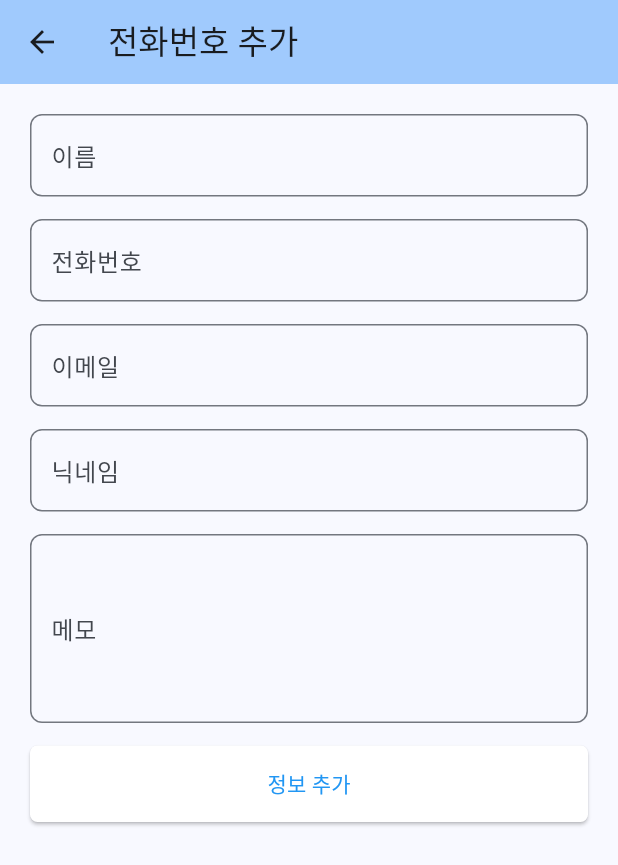
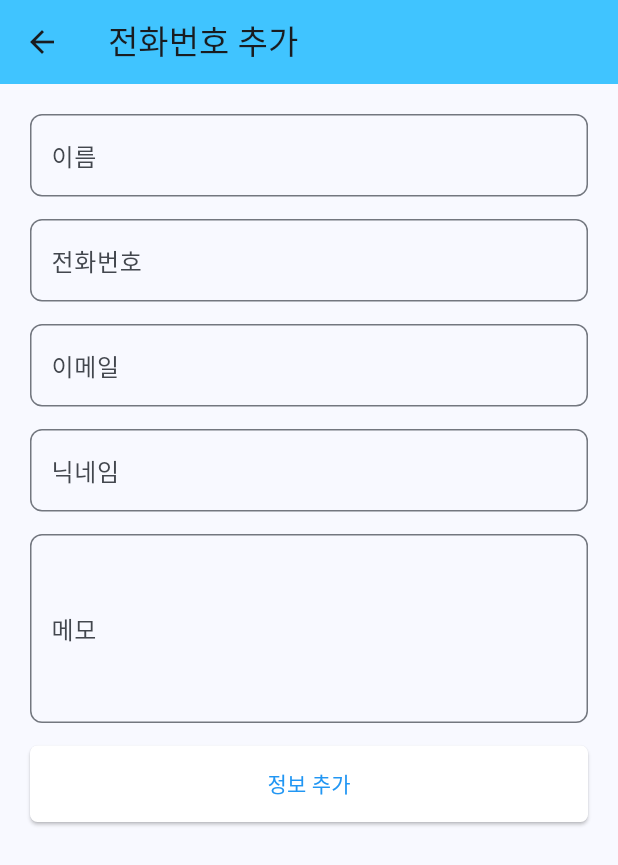
Before and after one commit to kimyk0101/phone_app_flutter, a Flutter app: the screen it shows after launch, after a tap on the "add" icon, on a phone screen of 412 x 824 dp. Shown: the top 865 px of the screen. Run offline on Flutter 3.47's test engine with Material 3 defaults, Android fonts, the phone set to English and light mode, and no system bars; drawn by our look-alikes of flutter_animate; our stand-ins replace dio, lottie, rive; network calls fail.

Commit message:
[승룡] 코드 최종완성
url서버주소는 매번 다르기 때문에 수정해줘야함

```diff
--- a/lib/list.dart
+++ b/lib/list.dart
@@ -8,8 +8,10 @@
  */
 
 import 'package:flutter/material.dart';
+import 'package:flutter_animate/flutter_animate.dart';
 import 'package:phone_app_flutter/phoneAppVo.dart';
 import 'package:dio/dio.dart';
+import 'package:rive/rive.dart';
 
 class PhoneAppList extends StatelessWidget {
   const PhoneAppList({super.key});
@@ -19,10 +21,10 @@ class PhoneAppList extends StatelessWidget {
     return Scaffold(
       appBar: AppBar(
         title: Text("전화번호부 리스트"),
-        backgroundColor: Colors.blueGrey[700],
+        backgroundColor: Colors.lightBlueAccent,
       ),
       body: Container(
-        color: Colors.blue[100],
+        color: Colors.white,
         // padding: EdgeInsets.only(top: 50),
         padding: EdgeInsets.symmetric(vertical: 50, horizontal: 10),
         child: _PhoneAppList(),
@@ -35,7 +37,7 @@ class PhoneAppList extends StatelessWidget {
           Icons.add,
           color: Colors.white, // 아이콘 색상을 하얀색으로 설정
         ),
-        backgroundColor: Colors.blue, // 배경색 파란색
+        backgroundColor: Colors.blueGrey, // 배경색 파란색
         tooltip: '전화번호 추가',
       ),
     );
@@ -51,7 +53,7 @@ class _PhoneAppList extends StatefulWidget {
 
 class _PhoneAppListState extends State<_PhoneAppList> {
   // static const String apiEndpoint = "http://10.0.2.2:8090/api/phoneApp";
-  static const String apiEndpoint = "http://43.202.55.123:28088/api/phoneApp";
+  static const String apiEndpoint = "http://3.36.112.4:28088/api/phoneApp";
   List<PhoneAppVo>? phoneAppList;
   bool isLoading = true;
   String? errorMessage;
@@ -155,7 +157,9 @@ class _PhoneAppListState extends State<_PhoneAppList> {
                   : ListView.builder(
                     itemCount: filterPhoneAppList()!.length,
                     itemBuilder: (context, index) {
-                      return _buildListItem(filterPhoneAppList()![index]);
+                      return _buildListItem(
+                        filterPhoneAppList()![index],
+                      ).animate().fadeIn(duration: 500.ms);
                     },
                   ),
         ),
@@ -178,13 +182,22 @@ class _PhoneAppListState extends State<_PhoneAppList> {
         }
       },
       child: Card(
+        color: Colors.lightBlueAccent,
         margin: EdgeInsets.symmetric(vertical: 5),
         elevation: 2,
         shape: RoundedRectangleBorder(
           borderRadius: BorderRadius.circular(15), // 테두리를 둥글게
         ),
         child: ListTile(
-          contentPadding: EdgeInsets.symmetric(horizontal: 15, vertical: 5),
+          // contentPadding: EdgeInsets.symmetric(horizontal: 15, vertical: 5),
+          leading: SizedBox(
+            width: 50,
+            height: 50,
+            child: RiveAnimation.asset(
+              'assets/animations/bear_avatar_remix.riv',
+              fit: BoxFit.cover,
+            ),
+          ),
           title: Text(
             phoneAppVo.name,
             overflow: TextOverflow.ellipsis,
@@ -192,7 +205,7 @@ class _PhoneAppListState extends State<_PhoneAppList> {
           ),
           subtitle: Text(
             phoneAppVo.phone_number,
-            style: TextStyle(fontSize: 12, color: Colors.grey[600]),
+            style: TextStyle(fontSize: 12),
           ),
         ),
       ),
--- a/lib/main.dart
+++ b/lib/main.dart
@@ -3,6 +3,7 @@ import 'package:phone_app_flutter/list.dart';
 import 'package:phone_app_flutter/writeForm.dart';
 import 'package:phone_app_flutter/editForm.dart';
 import 'package:phone_app_flutter/detailPage.dart';
+import 'package:lottie/lottie.dart';
 
 void main() {
   runApp(const MyApp());
@@ -14,13 +15,16 @@ class MyApp extends StatelessWidget {
   @override
   Widget build(BuildContext context) {
     return MaterialApp(
+      //  디버그 표시 삭제
+      debugShowCheckedModeBanner: false,
       title: 'phone_app_flutter',
       theme: ThemeData(
         colorScheme: ColorScheme.fromSeed(seedColor: Colors.blue),
       ),
-      initialRoute: "/",
+      home: const SplashScreen(),
+
       routes: {
-        "/": (context) => const PhoneAppList(),
+        "/home": (context) => const PhoneAppList(),
         "/insert": (content) => const WriteForm(),
         "/update": (context) => const EditForm(),
         "/detail": (context) => const DetailPage(),
@@ -28,3 +32,30 @@ class MyApp extends StatelessWidget {
     );
   }
 }
+
+class SplashScreen extends StatefulWidget {
+  const SplashScreen({super.key});
+
+  @override
+  State<SplashScreen> createState() => _SplashScreenState();
+}
+
+class _SplashScreenState extends State<SplashScreen> {
+  @override
+  void initState() {
+    super.initState();
+    Future.delayed(const Duration(seconds: 3), () {
+      Navigator.pushReplacement(
+        context,
+        MaterialPageRoute(builder: (context) => const PhoneAppList()),
+      );
+    });
+  }
+
+  @override
+  Widget build(BuildContext context) {
+    return Scaffold(
+      body: Center(child: Lottie.asset('assets/loading_animation.json')),
+    );
+  }
+}
--- a/lib/writeForm.dart
+++ b/lib/writeForm.dart
@@ -12,6 +12,7 @@
 
 import 'package:flutter/material.dart';
 import 'package:dio/dio.dart';
+import 'package:flutter_animate/flutter_animate.dart';
 import 'package:phone_app_flutter/phoneAppVo.dart';
 
 class WriteForm extends StatelessWidget {
@@ -22,7 +23,7 @@ class WriteForm extends StatelessWidget {
     return Scaffold(
       appBar: AppBar(
         title: Text("전화번호 추가"),
-        backgroundColor: Theme.of(context).colorScheme.inversePrimary,
+        backgroundColor: Colors.lightBlueAccent,
       ),
       body: _WriteForm(),
     );
@@ -38,7 +39,7 @@ class _WriteForm extends StatefulWidget {
 
 class _WriteFormState extends State<_WriteForm> {
   // static const String apiEndpoint = "http://10.0.2.2:8090/api/phoneApp";
-  static const String apiEndpoint = "http://43.202.55.123:28088/api/phoneApp";
+  static const String apiEndpoint = "http://3.36.112.4:28088/api/phoneApp";
 
   final TextEditingController _nameController = TextEditingController();
   final TextEditingController _phoneNumberController = TextEditingController();
@@ -55,11 +56,31 @@ class _WriteFormState extends State<_WriteForm> {
           child: Column(
             crossAxisAlignment: CrossAxisAlignment.start,
             children: <Widget>[
-              _buildTextField(_nameController, "이름", "이름을 입력하세요"),
-              _buildTextField(_phoneNumberController, "전화번호", "전화번호를 입력하세요"),
-              _buildTextField(_emailController, "이메일", "이메일을 입력하세요"),
-              _buildTextField(_nicknameController, "닉네임", "닉네임을 입력하세요"),
-              _buildMemoField(_memoController, "메모", "메모를 입력하세요"),
+              _buildTextField(
+                _nameController,
+                "이름",
+                "이름을 입력하세요",
+              ).animate().fadeIn(duration: 500.ms),
+              _buildTextField(
+                _phoneNumberController,
+                "전화번호",
+                "전화번호를 입력하세요",
+              ).animate().fadeIn(duration: 500.ms),
+              _buildTextField(
+                _emailController,
+                "이메일",
+                "이메일을 입력하세요",
+              ).animate().fadeIn(duration: 500.ms),
+              _buildTextField(
+                _nicknameController,
+                "닉네임",
+                "닉네임을 입력하세요",
+              ).animate().fadeIn(duration: 500.ms),
+              _buildMemoField(
+                _memoController,
+                "메모",
+                "메모를 입력하세요",
+              ).animate().fadeIn(duration: 500.ms),
               SizedBox(
                 width: double.infinity,
                 child: ElevatedButton(
@@ -75,7 +96,7 @@ class _WriteFormState extends State<_WriteForm> {
                     ),
                   ),
                   child: Text('정보 추가'),
-                ),
+                ).animate().fadeIn(duration: 500.ms),
               ),
             ],
           ),
@@ -166,7 +187,7 @@ class _WriteFormState extends State<_WriteForm> {
       final response = await dio.post(apiEndpoint, data: phoneAppVo.toJson());
 
       if (response.statusCode == 200) {
-        Navigator.pushNamed(context, "/");
+        Navigator.pushNamed(context, "/home");
       } else {
         throw Exception("정보 추가 실패하였습니다.: ${response.statusCode}");
       }
```
Also changed, not shown: assets/loading_animation.json (added, +1 -0 lines), lib/detailPage.dart (+54 -24 lines), lib/editForm.dart (+18 -9 lines), pubspec.yaml (+8 -0 lines), pubspec.lock, 13 other files.
